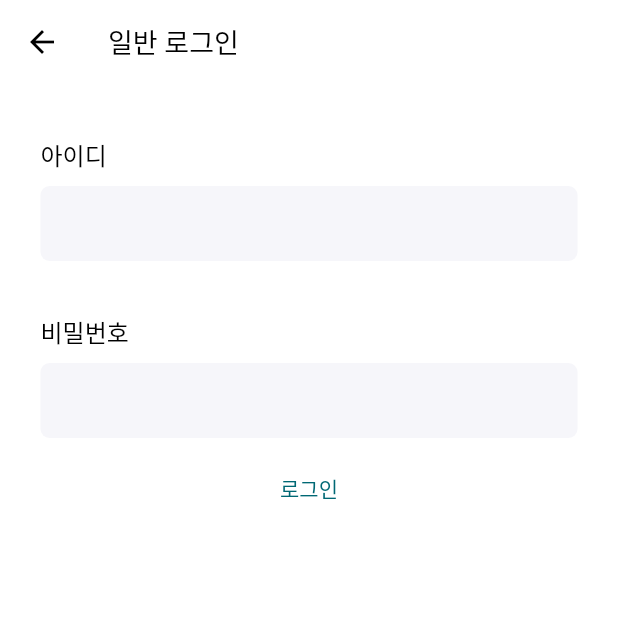
After one commit to jnsGithub/delivery_taxi, a Flutter app: the LoginView screen opened by its route, after a tap on "일반 로그인", on a phone screen of 412 x 824 dp, the top half of it. The commit adds this screen. Run offline on Flutter 3.47's test engine with Material 3 defaults, Android fonts, the phone set to English and light mode, and no system bars; our stand-ins replace cloud_firestore, dotted_border, firebase_auth, firebase_core, firebase_messaging, firebase_storage and 8 more; missing offline and left inert: bootpay, flutter_naver_map, kakao_flutter_sdk_user, remedi_kopo; accounts and stored records are empty; Roboto replaces fonts that are missing (Pretendard).

```diff
--- a/lib/data/callHistroyData.dart
+++ b/lib/data/callHistroyData.dart
@@ -31,7 +31,6 @@ class CallHistoryData{
       RxList<CallHistory> list = <CallHistory>[].obs;
       for (QueryDocumentSnapshot document in querySnapshot.docs) {
         Map<String, dynamic> data = document.data() as Map<String, dynamic>;
-        data['documentId'] = document.id;
         bool check1 = data['startingAddress'].contains(myInfo.address1);
         bool check2 = data['startingAddress'].contains(myInfo.address2);
         if(data['state'] =='호출중' && check1 && check2){
@@ -51,7 +50,6 @@ class CallHistoryData{
       RxList<CallHistory> list = <CallHistory>[].obs;
       for (QueryDocumentSnapshot document in querySnapshot.docs) {
         Map<String, dynamic> data = document.data() as Map<String, dynamic>;
-        data['documentId'] = document.id;
         list.add(CallHistory.fromMap(data));
       }
       return list;
@@ -97,7 +95,7 @@ class CallHistoryData{
 
   Future pushFcm(String fcmToken, String title, String body, String uid, int pay) async{
     try {
-      final jsonCredentials = await rootBundle.loadString('delivery-taxi-17959-firebase-adminsdk-cvi0s-b5e005a4a3.json');
+      final jsonCredentials = await rootBundle.loadString('assets/delivery-taxi-17959-firebase-adminsdk-cvi0s-b5e005a4a3.json');
       final creds = auth.ServiceAccountCredentials.fromJson(jsonCredentials);
       final client = await auth.clientViaServiceAccount(
         creds,
--- a/lib/data/myInfoData.dart
+++ b/lib/data/myInfoData.dart
@@ -70,7 +70,7 @@ class MyInfomation{
 
   Future setUser(MyInfo a) async {
     try{
-      await userCollection.doc(uid).set(a.toMap());
+      await userCollection.doc('hAO4dLUZWzbGlUz3fJ4f').set(a.toMap());
       return true;
     } catch(e){
       print(e);
--- a/lib/main.dart
+++ b/lib/main.dart
@@ -5,6 +5,7 @@ import 'package:delivery_taxi/data/myInfoData.dart';
 import 'package:delivery_taxi/view/confirm/confirmView.dart';
 import 'package:delivery_taxi/view/enter/enterView.dart';
 import 'package:delivery_taxi/view/login/loginView.dart';
+import 'package:delivery_taxi/view/login/nomalLoginPage.dart';
 import 'package:delivery_taxi/view/myPage/contactUs.dart';
 import 'package:delivery_taxi/view/myPage/myPageView.dart';
 import 'package:delivery_taxi/view/myPage/taxiAccountView.dart';
@@ -167,8 +168,10 @@ void main() async {
     print(e);
   }
   FlutterNativeSplash.remove();
+  if(_auth.currentUser != null) {
     isLogin = true;
     print('메인 호출시 불러들이는 uid : $uid');
+  }
 
   myInfo =  await MyInfomation().getUser();
   print(myInfo.type);
@@ -223,6 +226,7 @@ class MyApp extends StatelessWidget {
         GetPage(name: '/taxiNotifyView', page:() => const TaxiNotifyView()),
         GetPage(name: '/taxiAreaView', page: () => const TaxiAreaView()),
         GetPage(name: '/taxiAccountView', page: () => const TaxiAccountView()),
+        GetPage(name: '/nomalLoginView', page: () => const NomalLoginPage()),
         // GetPage(name: '/inquiryWrite', page: () => const InquiryWrite()),
         // GetPage(name:'/storeEdit',page:()=> const StoreEdit()),
         // GetPage(name:'/shoppingCartPage',page:()=> const ShoppingCartPage()),
--- a/lib/view/login/loginView.dart
+++ b/lib/view/login/loginView.dart
@@ -36,7 +36,21 @@ class LoginView extends GetView<LoginController> {
                 onTap: (){
                   controller.getAppleLogin();
                   },
-                child: const Image(image: AssetImage('images/apple_login.png'),height: 50,fit: BoxFit.fitHeight))
+                child: const Image(image: AssetImage('images/apple_login.png'),height: 50,fit: BoxFit.fitHeight)),
+            const SizedBox(height: 16),
+            GestureDetector(
+                onTap: (){
+                    Get.toNamed('/nomalLoginView');
+                  },
+                child: Container(
+                  height: 50,
+                  width: size.width * 0.91,
+                  decoration: BoxDecoration(
+                    color: mainColor,
+                    borderRadius: BorderRadius.circular(5)
+                  ),
+                  child: const Center(child: Text('일반 로그인',style: TextStyle(color: Colors.white,fontSize: 16, fontWeight: FontWeight.bold),)),
+                )),
           ],
         ),
       ),
--- /dev/null
+++ b/lib/view/login/nomalLoginPage.dart
@@ -0,0 +1,92 @@
+import 'package:flutter/material.dart';
+import 'package:get/get.dart';
+
+import '../../component/textfield.dart';
+import '../../data/myInfoData.dart';
+import '../../global.dart';
+import '../../model/myInfo.dart';
+import 'package:cloud_firestore/cloud_firestore.dart';
+
+import 'loginExgam.dart';
+
+class NomalLoginPage extends StatelessWidget {
+  const NomalLoginPage({super.key});
+
+  @override
+  Widget build(BuildContext context) {
+    Get.lazyPut(() => NomalLoginPage());
+    MyInfomation myInfomation = Get.put(MyInfomation());
+    TextEditingController idController = TextEditingController();
+    TextEditingController pwController = TextEditingController();
+    LoginExgam login = LoginExgam();
+    return Scaffold(
+      appBar: AppBar(
+        title: const Text('일반 로그인'),
+      ),
+      body: Padding(
+        padding: const EdgeInsets.all(10),
+        child: Center(
+          child: Column(
+            children: [
+              TextFieldComponent(text: '아이디',controller: idController, multi: false, color: Colors.black, typeNumber: false,),
+              SizedBox(height: 10),
+              Column(
+                crossAxisAlignment: CrossAxisAlignment.start,
+                children: [
+                  const SizedBox(
+                    height: 25,
+                  ),
+                  Text('비밀번호', style: TextStyle(
+                      fontSize: 16,
+                      fontWeight: FontWeight.w500,
+                      color: Colors.black
+                  ),),
+                  const SizedBox(
+                    height: 9,
+                  ),
+                  Container(
+                    width: 358,
+                    height:  50,
+                    decoration: BoxDecoration(
+                        borderRadius: BorderRadius.circular(6),
+                        color: const Color(0xfff6f6fa)),
+                    child: TextField(
+                      obscureText: true,
+                      controller: pwController,
+                      maxLines: 1,
+                      decoration:   InputDecoration(
+                        hintStyle: TextStyle(fontSize: 17,
+                            fontWeight: FontWeight.w400,
+                            color: Color(0xffAEAEB2)),
+                        border: InputBorder.none,
+                        // 밑줄 없애기
+                        contentPadding:EdgeInsets.only(left: 20,top: 0),
+                        // TextField 내부의 패딩 적용
+                        focusedBorder: OutlineInputBorder(
+                          borderSide: BorderSide(width: 1.5, color: mainColor),
+                        ),
+                      ),
+                    ),
+                  ),
+                ],
+              ),
+              SizedBox(height: 10),
+              TextButton(
+                  onPressed: () async{
+                    print('ㅎㅇ');
+                    if(await login.loginCheck(idController.text, pwController.text)){
+                      Get.toNamed('/userMainView');
+                    }
+                    else{
+                      Get.snackbar('로그인 실패', '아이디와 비밀번호를 확인해주세요');
+                    }
+                  },
+                  child: Text('로그인')
+              )
+            ],
+          )
+        ),
+      ),
+    );
+  }
+}
--- a/pubspec.yaml
+++ b/pubspec.yaml
@@ -16,7 +16,7 @@ publish_to: 'none' # Remove this line if you wish to publish to pub.dev
 # https://developer.apple.com/library/archive/documentation/General/Reference/InfoPlistKeyReference/Articles/CoreFoundationKeys.html
 # In Windows, build-name is used as the major, minor, and patch parts
 # of the product and file versions while build-number is used as the build suffix.
-version: 1.0.0+3
+version: 1.0.0+4
 
 environment:
   sdk: '>=3.4.3 <4.0.0'
@@ -55,9 +55,11 @@ dependencies:
   flutter_naver_map: ^1.2.3+1
   dotted_border: ^2.1.0
   crypto: ^3.0.3
+  url_launcher: ^6.3.0
   # The following adds the Cupertino Icons font to your application.
   # Use with the CupertinoIcons class for iOS style icons.
   cupertino_icons: ^1.0.6
+
 
 dev_dependencies:
   flutter_test:
```
Also changed, not shown: lib/data/payments.dart (+50 -39 lines), lib/data/socialLogin.dart (+13 -1 lines), lib/global.dart (+10 -0 lines), lib/view/login/loginExgam.dart (added, +31 -0 lines), lib/view/myPage/myPageView.dart (+12 -1 lines), pubspec.lock, 89 other files.
